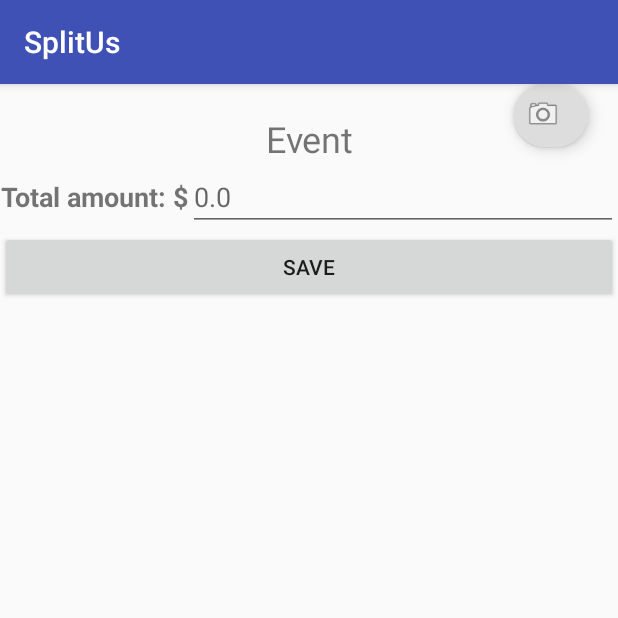
After one commit to AaronRevilla/FireFlies.SplitUs, an Android app: the fragment AddEvent shown on its own in the app's theme, on a phone screen of 412 x 824 dp, the top half of it. The commit adds this screen. Run offline under Robolectric (Android 15) with nearby library versions, the phone set to English and light mode, and no system bars; our stand-ins replace Firebase (no records; nobody signed in at launch, a user with empty details on screens opened directly); libraries missing offline, so code that uses them is left out: javax.annotation; 2 statements that could not run were skipped.

Commit message:
add more adapters and fix some bugs

```diff
--- a/app/build.gradle
+++ b/app/build.gradle
@@ -45,11 +45,11 @@ dependencies {
     }
     compile 'com.android.support:appcompat-v7:24.2.1'
     compile 'com.android.support:design:24.2.1'
-    compile 'com.google.firebase:firebase-auth:9.6.1'
-    compile 'com.google.android.gms:play-services-auth:9.6.1'
+    compile 'com.google.firebase:firebase-auth:9.8.00'
+    compile 'com.google.android.gms:play-services-auth:9.8.00'
     compile 'com.facebook.android:facebook-android-sdk:[4,5)'
     compile 'com.github.bumptech.glide:glide:3.7.0'
-    compile 'com.google.firebase:firebase-database:9.6.1'
+    compile 'com.google.firebase:firebase-database:9.8.00'
     compile 'com.android.support:support-v4:24.2.1'
     compile 'com.mikhaellopez:circularimageview:3.0.2'
     compile 'com.android.support:gridlayout-v7:24.2.1'
--- a/app/src/main/AndroidManifest.xml
+++ b/app/src/main/AndroidManifest.xml
@@ -8,6 +8,9 @@
     <uses-permission android:name="android.permission.READ_CONTACTS" />
     <uses-permission android:name="android.permission.INTERNET" />
     <uses-permission android:name="android.permission.READ_PHONE_STATE" />
+    <uses-feature android:name="android.hardware.camera" android:required="true" />
+    <uses-permission android:name="android.permission.READ_EXTERNAL_STORAGE" />
+    <uses-permission android:name="android.permission.WRITE_EXTERNAL_STORAGE" />
 
     <application
         android:allowBackup="true"
--- /dev/null
+++ b/app/src/main/java/com/project/aaronkoti/splitus/adapters/AddEventAdapter.java
@@ -0,0 +1,75 @@
+package com.project.aaronkoti.splitus.adapters;
+
+import android.content.Context;
+import android.support.v7.widget.RecyclerView;
+import android.view.LayoutInflater;
+import android.view.View;
+import android.view.ViewGroup;
+import android.widget.ImageView;
+import android.widget.TextView;
+
+import com.project.aaronkoti.splitus.R;
+import com.project.aaronkoti.splitus.beans.ImageBill;
+import com.project.aaronkoti.splitus.menuViews.AddFriends;
+
+import java.util.List;
+
+/**
+ * Created by User on 10/24/2016.
+ */
+
+public class AddEventAdapter extends RecyclerView.Adapter<AddEventAdapter.ViewHolder> {
+
+    List<ImageBill> billsImages;
+    Context context;
+
+    public AddEventAdapter(Context contex, List<ImageBill> billsImages){
+        this.context = contex;
+        this.billsImages  =  billsImages;
+    }
+
+    @Override
+    public AddEventAdapter.ViewHolder onCreateViewHolder(ViewGroup parent, int viewType) {
+        Context context = parent.getContext();
+        LayoutInflater inflater = LayoutInflater.from(context);
+
+        // Inflate the custom layout
+        View contactView = inflater.inflate(R.layout.bill_image_element, parent, false);
+
+        // Return a new holder instance
+        AddEventAdapter.ViewHolder viewHolder = new AddEventAdapter.ViewHolder(contactView);
+        return viewHolder;
+    }
+
+    @Override
+    public void onBindViewHolder(AddEventAdapter.ViewHolder holder, int position) {
+        ImageBill auxImg = billsImages.get(position);
+
+        holder.billImage.setImageBitmap( auxImg.getBitmap());
+        holder.imgName.setText(auxImg.getName());
+
+    }
+
+    @Override
+    public int getItemCount() {
+        return billsImages.size();
+    }
+
+    public void addNewList(List<ImageBill> newList){
+        billsImages = null;
+        billsImages = newList;
+        notifyDataSetChanged();
+    }
+
+    public class ViewHolder extends RecyclerView.ViewHolder {
+        public ImageView billImage;
+        public TextView imgName;
+
+        public ViewHolder(View itemView) {
+            super(itemView);
+
+            billImage = (ImageView) itemView.findViewById(R.id.billImage);
+            imgName = (TextView) itemView.findViewById(R.id.billImgName);
+        }
+    }
+}
--- a/app/src/main/java/com/project/aaronkoti/splitus/adapters/AddFriendsAdapter.java
+++ b/app/src/main/java/com/project/aaronkoti/splitus/adapters/AddFriendsAdapter.java
@@ -47,7 +47,7 @@ public class AddFriendsAdapter extends RecyclerView.Adapter<AddFriendsAdapter.Vi
         View contactView = inflater.inflate(R.layout.add_friends_element, parent, false);
 
         // Return a new holder instance
-        ViewHolder viewHolder = new ViewHolder(contactView);
+        AddFriendsAdapter.ViewHolder viewHolder = new AddFriendsAdapter.ViewHolder(contactView);
         return viewHolder;
     }
 
--- a/app/src/main/java/com/project/aaronkoti/splitus/beans/Bill.java
+++ b/app/src/main/java/com/project/aaronkoti/splitus/beans/Bill.java
@@ -3,6 +3,9 @@ package com.project.aaronkoti.splitus.beans;
 import javax.annotation.Generated;
 import com.google.gson.annotations.Expose;
 import com.google.gson.annotations.SerializedName;
+
+import java.util.Date;
+import java.util.List;
 
 @Generated("org.jsonschema2pojo")
 public class Bill {
@@ -18,13 +21,17 @@ public class Bill {
     private String description;
     @SerializedName("amount")
     @Expose
-    private String amount;
+    private float amount;
     @SerializedName("date")
     @Expose
-    private String date;
+    private Date date;
     @SerializedName("status")
     @Expose
     private String status;
+//    @SerializedName("imgList")
+//    @Expose
+//    private List<ImageBill> imgList;
+
 
     public Bill(){}
 
@@ -87,7 +94,7 @@ public class Bill {
      * @return
      * The amount
      */
-    public String getAmount() {
+    public float getAmount() {
         return amount;
     }
 
@@ -96,7 +103,7 @@ public class Bill {
      * @param amount
      * The amount
      */
-    public void setAmount(String amount) {
+    public void setAmount(float amount) {
         this.amount = amount;
     }
 
@@ -105,7 +112,7 @@ public class Bill {
      * @return
      * The date
      */
-    public String getDate() {
+    public Date getDate() {
         return date;
     }
 
@@ -114,7 +121,7 @@ public class Bill {
      * @param date
      * The date
      */
-    public void setDate(String date) {
+    public void setDate(Date date) {
         this.date = date;
     }
 
@@ -136,4 +143,11 @@ public class Bill {
         this.status = status;
     }
 
+//    public List<ImageBill> getImgList() {
+//        return imgList;
+//    }
+//
+//    public void setImgList(List<ImageBill> imgList) {
+//        this.imgList = imgList;
+//    }
 }
--- /dev/null
+++ b/app/src/main/java/com/project/aaronkoti/splitus/menuViews/AddEvent.java
@@ -0,0 +1,161 @@
+package com.project.aaronkoti.splitus.menuViews;
+
+
+import android.app.Activity;
+import android.content.ContentResolver;
+import android.content.Intent;
+import android.graphics.Bitmap;
+import android.net.Uri;
+import android.os.Bundle;
+import android.os.Environment;
+import android.provider.MediaStore;
+import android.support.design.widget.FloatingActionButton;
+import android.support.v4.app.Fragment;
+import android.support.v7.widget.GridLayoutManager;
+import android.support.v7.widget.RecyclerView;
+import android.util.Log;
+import android.view.LayoutInflater;
+import android.view.View;
+import android.view.ViewGroup;
+import android.widget.Button;
+import android.widget.EditText;
+import android.widget.ImageView;
+import android.widget.Toast;
+
+import com.google.firebase.database.DatabaseReference;
+import com.google.firebase.database.FirebaseDatabase;
+import com.project.aaronkoti.splitus.R;
+import com.project.aaronkoti.splitus.adapters.AddEventAdapter;
+import com.project.aaronkoti.splitus.beans.Bill;
+import com.project.aaronkoti.splitus.beans.Event;
+import com.project.aaronkoti.splitus.beans.ImageBill;
+import com.project.aaronkoti.splitus.beans.User;
+
+import java.io.File;
+import java.util.ArrayList;
+import java.util.Date;
+import java.util.List;
+
+
+public class AddEvent extends Fragment {
+    public User user;
+    private final String TAG = this.getClass().getName();
+    public Event event;
+    public Bill bill;
+    static final int REQUEST_IMAGE_CAPTURE = 1;
+    public Uri imageUri;
+    public ImageView imgContainer;
+    public FloatingActionButton cameraButton;
+    public RecyclerView imgRecyclerView;
+    public AddEventAdapter adapter;
+    public List<ImageBill> imgList;
+    public Button saveButton;
+    public EditText totalAmount;
+
+
+    public AddEvent() {
+        // Required empty public constructor
+    }
+
+    public static AddEvent newInstance(User userInfo) {
+        AddEvent fragment = new AddEvent();
+        Bundle args = new Bundle();
+        args.putSerializable("UserInfo", userInfo);
+        fragment.setArguments(args);
+        return fragment;
+    }
+
+    @Override
+    public void onCreate(Bundle savedInstanceState) {
+        super.onCreate(savedInstanceState);
+        Bundle args = getArguments();
+        this.user = (User) args.getSerializable("UserInfo");
+        this.event = (Event) args.getSerializable("EventInfo");
+    }
+
+    @Override
+    public View onCreateView(LayoutInflater inflater, final ViewGroup container,
+                             Bundle savedInstanceState) {
+        // Inflate the layout for this fragment
+        final View view = inflater.inflate(R.layout.fragment_add_event, container, false);
+
+        bill = new Bill();
+        bill.setDate( new Date());
+
+        totalAmount = (EditText) view.findViewById(R.id.totalAmountBill);
+
+        imgRecyclerView = (RecyclerView) view.findViewById(R.id.picturesRecyclerView);
+        imgList = new ArrayList<>();
+        adapter = new AddEventAdapter(getContext(), imgList);
+        imgRecyclerView.setAdapter(adapter);
+        imgRecyclerView.setLayoutManager( new GridLayoutManager(getContext(), 3));
+
+        cameraButton = (FloatingActionButton) view.findViewById(R.id.fragmentAddPhoto);
+        cameraButton.setOnClickListener(new View.OnClickListener() {
+            @Override
+            public void onClick(View v) {
+                Intent takePictureIntent = new Intent(MediaStore.ACTION_IMAGE_CAPTURE);
+                if (takePictureIntent.resolveActivity(view.getContext().getPackageManager()) != null) {
+                    File photo = new File(Environment.getExternalStorageDirectory(),  user.getUid() + ".jpg");
+                    takePictureIntent.putExtra(MediaStore.EXTRA_OUTPUT, Uri.fromFile(photo));
+                    imageUri = Uri.fromFile(photo);
+                    startActivityForResult(takePictureIntent, REQUEST_IMAGE_CAPTURE);
+                }
+            }
+        });
+
+
+        saveButton = (Button) view.findViewById(R.id.saveBillButton);
+        saveButton.setOnClickListener(new View.OnClickListener() {
+            @Override
+            public void onClick(View v) {
+                //bill.setImgList(imgList);
+                bill.setAmount(Float.parseFloat( totalAmount.getText().toString()));
+                Log.d("DEBUG", "click save");
+                //verify if friend rel exist
+                FirebaseDatabase db = FirebaseDatabase.getInstance();
+                DatabaseReference root =  db.getReference("SplitUs");
+                DatabaseReference ref = root.child("Bills").child(user.getUid()).push();
+                Log.d("DEBUG", ref.getKey());
+                ref.setValue(bill);
+
+            }
+        });
+
+
+
+        return view;
+    }
+
+    @Override
+    public void onActivityResult(int requestCode, int resultCode, Intent data) {
+        super.onActivityResult(requestCode, resultCode, data);
+        switch (requestCode) {
+            case REQUEST_IMAGE_CAPTURE:
+                if (resultCode == Activity.RESULT_OK) {
+                    ImageBill img = new ImageBill();
+                    Uri selectedImage = imageUri;
+                    getActivity().getContentResolver().notifyChange(selectedImage, null);
+                    ContentResolver cr = getActivity().getContentResolver();
+                    Bitmap bitmap;
+                    try {
+                        bitmap = android.provider.MediaStore.Images.Media.getBitmap(cr, selectedImage);
+                        img.setBitmap(bitmap);
+                        img.setName(user.getUid() + ".jpg");
+                        imgList.add(img);
+                        adapter.addNewList(imgList);
+                        //imgContainer.setImageBitmap(bitmap);
+                        //Toast.makeText(getActivity(), selectedImage.toString(), Toast.LENGTH_LONG).show();
+                    } catch (Exception e) {
+                        Toast.makeText(getActivity(), "Failed to load", Toast.LENGTH_SHORT)
+                                .show();
+                        Log.d("Camera", e.toString());
+                    }
+                }
+        }
+
+    }
+
+
+
+}
--- /dev/null
+++ b/app/src/main/res/layout/fragment_add_event.xml
@@ -0,0 +1,96 @@
+<FrameLayout xmlns:android="http://schemas.android.com/apk/res/android"
+    xmlns:tools="http://schemas.android.com/tools"
+    xmlns:app="http://schemas.android.com/apk/res-auto"
+    android:layout_width="match_parent"
+    android:layout_height="match_parent"
+    tools:context="com.project.aaronkoti.splitus.menuViews.AddEvent">
+
+    <!-- TODO: Update blank fragment layout -->
+    <RelativeLayout
+        android:layout_width="match_parent"
+        android:layout_height="match_parent">
+
+        <TextView
+            android:text="Event"
+            android:layout_width="match_parent"
+            android:layout_height="wrap_content"
+            android:gravity="center"
+            android:layout_marginTop="20dp"
+            android:id="@+id/eventTitle"
+            android:textAlignment="center"
+            android:textSize="24sp"
+            android:layout_alignParentTop="true"
+            android:layout_alignParentLeft="true"
+            android:layout_alignParentStart="true" />
+
+        <android.support.v7.widget.RecyclerView
+            android:layout_width="match_parent"
+            android:layout_height="wrap_content"
+            android:id="@+id/picturesRecyclerView"
+            android:layout_below="@+id/eventTitle"/>
+
+        <android.support.design.widget.FloatingActionButton
+            android:layout_height="match_parent"
+            android:clickable="true"
+            app:fabSize="mini"
+            app:srcCompat="@android:drawable/ic_menu_camera"
+            android:id="@+id/fragmentAddPhoto"
+            android:layout_alignBottom="@+id/picturesRecyclerView"
+            android:layout_alignRight="@+id/picturesRecyclerView"
+            app:backgroundTint="#ddd"
+            android:layout_width="50dp"
+            android:layout_marginBottom="10dp"
+            android:layout_marginRight="20dp"/>
+
+        <LinearLayout
+            android:layout_width="match_parent"
+            android:layout_height="wrap_content"
+            android:layout_below="@+id/picturesRecyclerView"
+            android:id="@+id/linearTotal">
+
+            <TextView
+                android:layout_width="wrap_content"
+                android:layout_height="match_parent"
+                android:text="Total amount: $"
+                android:textStyle="bold"
+                android:textSize="18sp"
+                android:gravity="center"/>
+
+            <EditText
+                android:layout_width="match_parent"
+                android:layout_height="wrap_content"
+                android:hint="0.0"
+                android:inputType="numberDecimal"
+                android:id="@+id/totalAmountBill"/>
+
+        </LinearLayout>
+
+        <LinearLayout
+            android:layout_width="match_parent"
+            android:layout_height="wrap_content"
+            android:layout_below="@+id/linearTotal"
+            android:id="@+id/saveContainer"
+
+            >
+
+            <Button
+                android:layout_width="match_parent"
+                android:layout_height="wrap_content"
+                android:text="SAVE"
+                style="@style/com_facebook_button"
+                android:id="@+id/saveBillButton"/>
+
+        </LinearLayout>
+
+        <!--<ImageView
+            android:layout_width="match_parent"
+            android:layout_height="match_parent"
+            android:id="@+id/imgContainer"
+            android:layout_below="@+id/saveContainer"/>-->
+
+    </RelativeLayout>
+
+
+
+
+</FrameLayout>
--- a/app/src/main/res/values/strings.xml
+++ b/app/src/main/res/values/strings.xml
@@ -27,5 +27,5 @@
     <string name="title_activity_split_us_menu">SplitUsMenu</string>
 
     <!-- TODO: Remove or change this placeholder text -->
-    <string name="hello_blank_fragment">Hello blank fragment</string>
+    <string name="event_title_fragment">Event</string>
 </resources>
```
Also changed, not shown: app/src/main/java/com/project/aaronkoti/splitus/SplitUsMenu.java (+2 -7 lines), app/src/main/java/com/project/aaronkoti/splitus/beans/ImageBill.java (+19 -57 lines), app/src/main/java/com/project/aaronkoti/splitus/menuViews/Events.java (+17 -2 lines), app/src/main/res/layout/bill_image_element.xml (added, +33 -0 lines), app/src/main/res/layout/fragment_events.xml (+16 -15 lines), app/src/main/java/com/project/aaronkoti/splitus/adapters/EventAdapter.java (line endings or trailing spaces).
